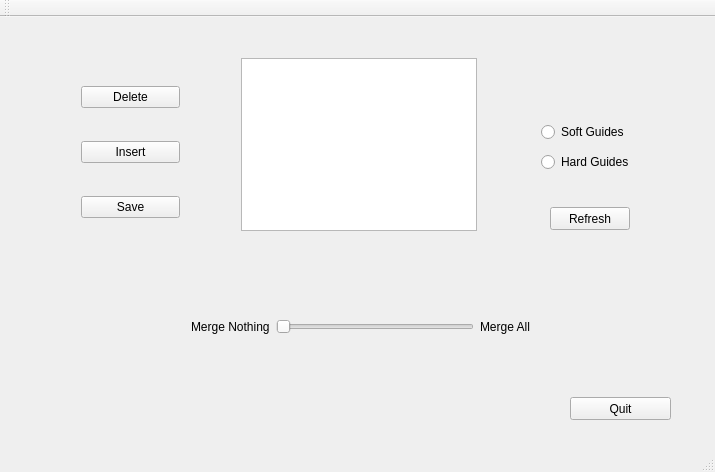
Qt form vf_gui/forms/main_window.ui (graiola/virtual-fixtures) before a commit.
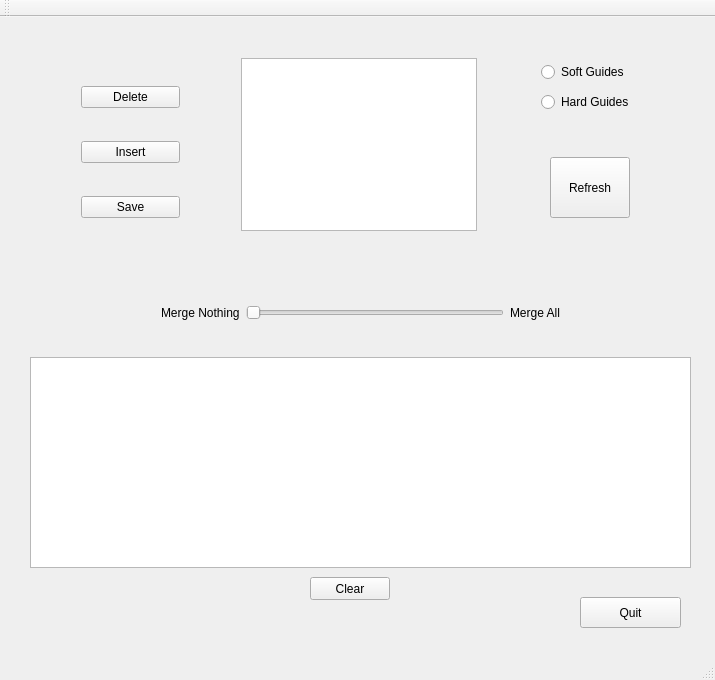
The same form after that commit.

Diff of the .ui file:
```diff
--- a/vf_gui/forms/main_window.ui
+++ b/vf_gui/forms/main_window.ui
@@ -7,7 +7,7 @@
     <x>0</x>
     <y>0</y>
     <width>715</width>
-    <height>472</height>
+    <height>680</height>
    </rect>
   </property>
   <property name="windowTitle">
@@ -17,10 +17,10 @@
    <widget class="QPushButton" name="quitButton">
     <property name="geometry">
      <rect>
-      <x>570</x>
-      <y>380</y>
+      <x>580</x>
+      <y>580</y>
       <width>101</width>
-      <height>23</height>
+      <height>31</height>
      </rect>
     </property>
     <property name="text">
@@ -53,9 +53,9 @@
     <property name="geometry">
      <rect>
       <x>550</x>
-      <y>190</y>
+      <y>140</y>
       <width>80</width>
-      <height>23</height>
+      <height>61</height>
      </rect>
     </property>
     <property name="text">
@@ -99,7 +99,7 @@
     <property name="geometry">
      <rect>
       <x>530</x>
-      <y>90</y>
+      <y>30</y>
       <width>121</width>
       <height>80</height>
      </rect>
@@ -124,10 +124,10 @@
    <widget class="QWidget" name="horizontalLayoutWidget">
     <property name="geometry">
      <rect>
-      <x>180</x>
+      <x>150</x>
       <y>270</y>
-      <width>361</width>
-      <height>80</height>
+      <width>421</width>
+      <height>51</height>
      </rect>
     </property>
     <layout class="QHBoxLayout" name="horizontalLayout">
@@ -154,6 +154,29 @@
      </item>
     </layout>
    </widget>
+   <widget class="QTextEdit" name="consoleText">
+    <property name="geometry">
+     <rect>
+      <x>30</x>
+      <y>340</y>
+      <width>661</width>
+      <height>211</height>
+     </rect>
+    </property>
+   </widget>
+   <widget class="QPushButton" name="clearButton">
+    <property name="geometry">
+     <rect>
+      <x>310</x>
+      <y>560</y>
+      <width>80</width>
+      <height>23</height>
+     </rect>
+    </property>
+    <property name="text">
+     <string>Clear</string>
+    </property>
+   </widget>
   </widget>
   <widget class="QMenuBar" name="menuBar">
    <property name="geometry">
```
